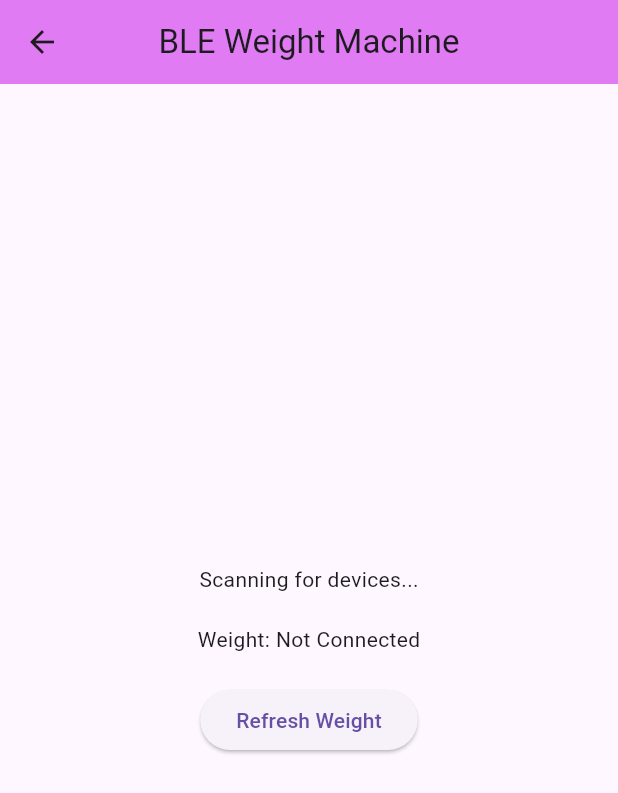
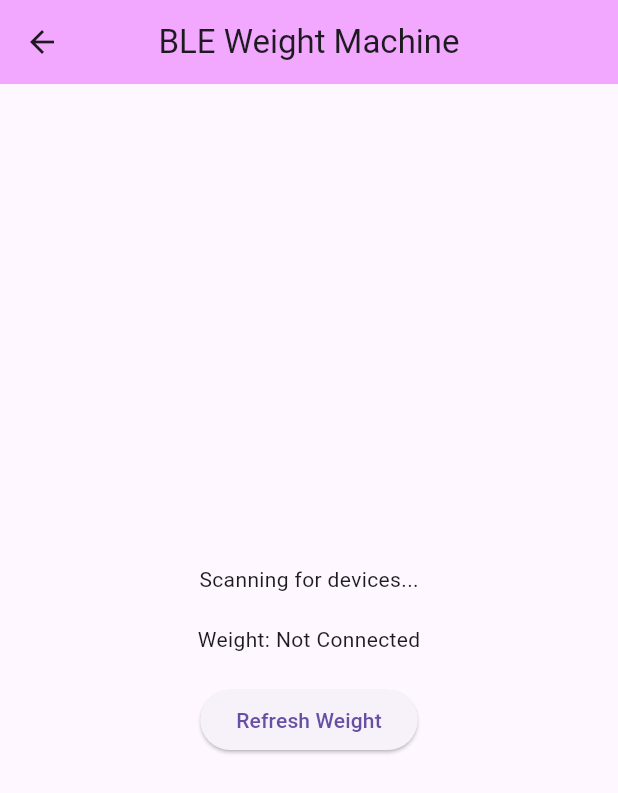
Before and after one commit to Sangeeta2021/ble_connection, a Flutter app: the Home2 screen opened directly, on a phone screen of 412 x 824 dp. Shown: the top 793 px of the screen. Run offline on Flutter 3.47's test engine with Material 3 defaults, Android fonts, the light colour scheme and no system bars; our stand-ins replace flutter_blue, permission_handler.

Commit message:
Minor Changes

```diff
--- a/lib/Screens/Home screens/home2.dart
+++ b/lib/Screens/Home screens/home2.dart
@@ -31,7 +31,7 @@ class _Home2State extends State<Home2> {
         print("Device Found: ${r.device.name} with RSSI: ${r.rssi}");
         //we need to add our device name which we want to connect
         if (r.device.name == "MY_SCALE") {
-          print("connect device is : ${r.device.name}");
+          print("connected device is : ${r.device.name}");
           //stop scan
           flutterBlue.stopScan();
           connectToDevice(r.device);
--- a/lib/utils/colors.dart
+++ b/lib/utils/colors.dart
@@ -1,4 +1,4 @@
 
 import 'package:flutter/material.dart';
 
-const themeColor =  Color.fromARGB(255, 225, 123, 243);
+const themeColor =  Color.fromARGB(255, 242, 168, 255);
```
Also changed, not shown: lib/Screens/Home screens/home6.dart (+7 -2 lines), lib/main.dart (+2 -7 lines).
